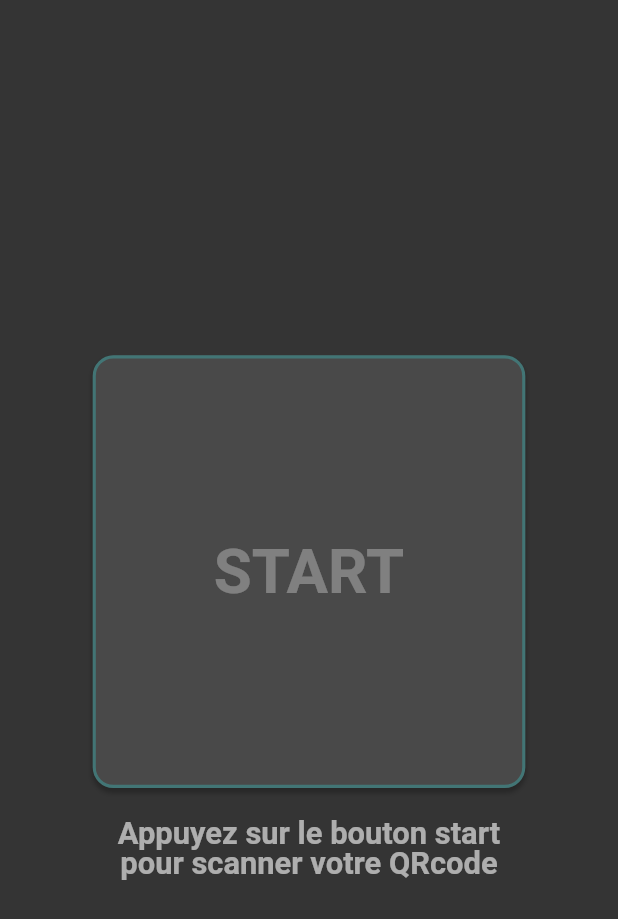
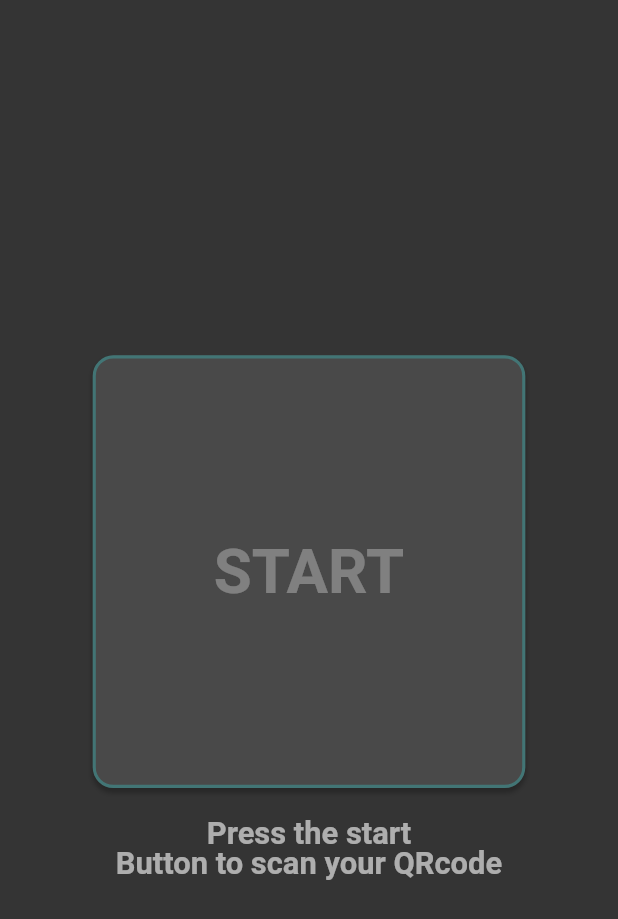
Before and after one commit to tohami/pleyo_tablet, a Flutter app: the screen it shows after launch, on a phone screen of 412 x 824 dp. Shown: the top 919 px of the screen. Run offline on Flutter 3.47's test engine with Material 2 defaults, Android fonts, the phone set to English and light mode, and no system bars; our stand-ins replace firebase_auth, firebase_core, firebase_crashlytics, firebase_database, flutter_svg, flutter_switch and 3 more; missing offline and left inert: number_slide_animation, qr_code_scanner; accounts and stored records are empty; Roboto replaces fonts that are missing (CoconPro, Parisine Plus Std Clair).

Commit message:
october event

```diff
--- a/lib/pages/game_result/presentation/views/game_result_view.dart
+++ b/lib/pages/game_result/presentation/views/game_result_view.dart
@@ -39,7 +39,7 @@ class GameResultView extends GetView<GameResultController> {
                 mainAxisAlignment: MainAxisAlignment.center,
                 children: [
                   CustomText(
-                    'Votre score :',
+                    'Your score :',
                     textStyle: TextStyles.textLarge.copyWith(
                       fontFamily: 'Parisine Plus Std Clair',
                       color: const Color(ColorCode.white3Background),
--- a/lib/pages/scan_qr/presentation/views/scan_qr_view.dart
+++ b/lib/pages/scan_qr/presentation/views/scan_qr_view.dart
@@ -75,8 +75,8 @@ class ScanQRView extends GetView<ScanQRController> {
                   child: ObxValue<RxBool>((state) {
                     return CustomText(
                       state.value
-                          ? 'QRcode valide !'
-                          : 'Scannez votre QRcode\npour commencer à jouer',
+                          ? 'QRcode is valid!'
+                          : 'Scan your QRcode\nTo start playing',
                       textStyle: TextStyles.textLarge.copyWith(
                         fontFamily: 'Parisine Plus Std Clair',
                         height: 1.1666666666666667,
--- a/lib/pages/splash/presentation/views/splash_view.dart
+++ b/lib/pages/splash/presentation/views/splash_view.dart
@@ -72,7 +72,7 @@ class SplashView extends GetView<SplashController> {
                 height: 30,
               ),
               CustomText(
-                'Appuyez sur le bouton start\npour scanner votre QRcode',
+                'Press the start\nButton to scan your QRcode',
                 textStyle: TextStyles.textLarge.copyWith(
                   fontFamily: 'Parisine Plus Std Clair',
                   color: Color(ColorCode.white2Background),
--- a/lib/widgets/game_difficulty_widget.dart
+++ b/lib/widgets/game_difficulty_widget.dart
@@ -69,7 +69,7 @@ class GameDifficultyWidget extends StatelessWidget {
                         children: [
                           Expanded(
                             child: CustomText(
-                              "Annuler",
+                              "Cancel",
                               textStyle: TextStyles.textMedium.copyWith(
                                 fontSize: 20,
                                 color: Color(ColorCode.black2Background)
--- a/pubspec.yaml
+++ b/pubspec.yaml
@@ -38,7 +38,7 @@ dependencies:
   firebase_database: ^9.0.8
   flutter_svg: ^1.0.0
   responsive_framework: ^0.1.7
-  qr_code_scanner: ^0.7.0
+  qr_code_scanner: 1.0.1
   animated_flip_counter: ^0.2.4
   number_slide_animation: ^0.2.1
   flutter_switch: ^0.3.2
```
Also changed, not shown: lib/pages/game_status/presentation/views/game_status_view.dart (+5 -5 lines), lib/firebase_options.dart, pubspec.lock, 1 other file.
